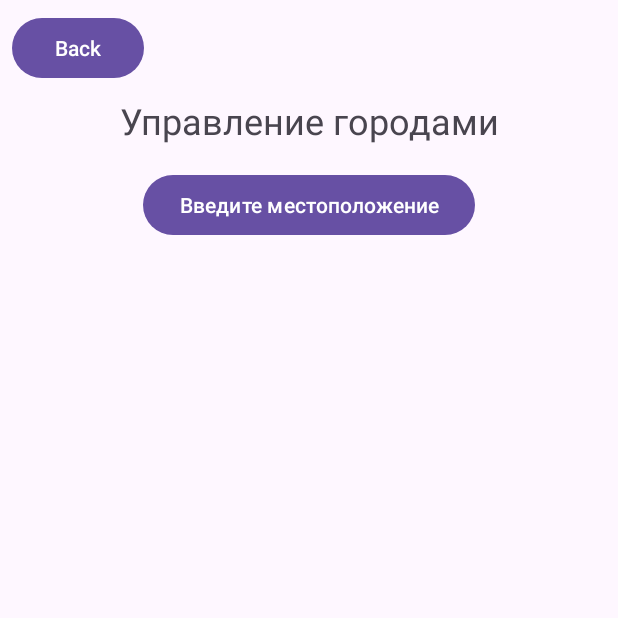
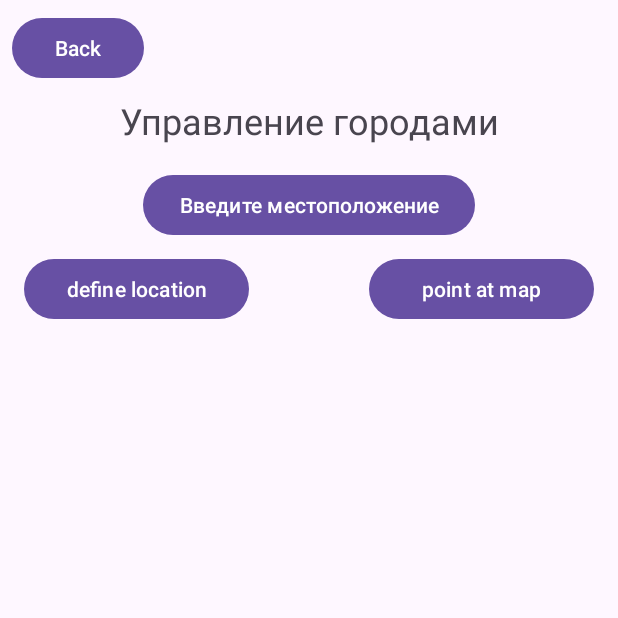
Before and after one commit to MaslovAleksei/CommonWeather, an Android app: the screen it shows after launch (MainActivity), after a tap on an icon or button, on a phone screen of 412 x 824 dp, the top half of it. Run offline under Robolectric (Android 15) with nearby library versions, the light colour scheme and no system bars; our stand-ins replace Dagger/Hilt's generated code, Picasso, Room's generated code; pictures from the network do not load; 9 statements that could not run were skipped.

Commit message:
add define of location

```diff
--- a/app/src/main/AndroidManifest.xml
+++ b/app/src/main/AndroidManifest.xml
@@ -3,6 +3,9 @@
     xmlns:tools="http://schemas.android.com/tools">
 
     <uses-permission android:name="android.permission.INTERNET"/>
+    <uses-permission android:name="android.permission.ACCESS_FINE_LOCATION"/>
+    <uses-permission android:name="android.permission.ACCESS_COARSE_LOCATION"/>
+
     <application
         android:name=".app.WeatherApp"
         android:allowBackup="true"
--- a/app/src/main/java/com/margarin/commonweather/ui/screens/MainActivity.kt
+++ b/app/src/main/java/com/margarin/commonweather/ui/screens/MainActivity.kt
@@ -1,5 +1,6 @@
 package com.margarin.commonweather.ui.screens
 
+import android.Manifest
 import android.content.Context
 import androidx.appcompat.app.AppCompatActivity
 import android.os.Bundle
@@ -7,6 +8,7 @@ import androidx.datastore.core.DataStore
 import androidx.datastore.preferences.core.Preferences
 import androidx.datastore.preferences.preferencesDataStore
 import com.margarin.commonweather.R
+import com.margarin.commonweather.utils.LocationManager
 
 val Context.dataStore: DataStore<Preferences> by preferencesDataStore(name = "settings")
 
@@ -15,5 +17,13 @@ class MainActivity : AppCompatActivity() {
     override fun onCreate(savedInstanceState: Bundle?) {
         super.onCreate(savedInstanceState)
         setContentView(R.layout.activity_main)
+        checkPermission()
+    }
+
+    fun checkPermission() {
+        LocationManager(this).locationPermissionRequest.launch(arrayOf(
+            Manifest.permission.ACCESS_FINE_LOCATION,
+            Manifest.permission.ACCESS_COARSE_LOCATION
+        ))
     }
 }
--- a/app/src/main/java/com/margarin/commonweather/ui/screens/MainFragment.kt
+++ b/app/src/main/java/com/margarin/commonweather/ui/screens/MainFragment.kt
@@ -45,9 +45,7 @@ class MainFragment : Fragment() {
 
     override fun onCreate(savedInstanceState: Bundle?) {
         super.onCreate(savedInstanceState)
-        lifecycleScope.launch {
-            location = readFromDataStore(LOCATION) ?: UNDEFINED_LOCATION
-        }
+        getLastLocationFromDataStore()
         initViewModel(location)
     }
 
@@ -96,7 +94,12 @@ class MainFragment : Fragment() {
         } else {
             viewModel.initViewModel(location)
         }
+    }
 
+    private fun getLastLocationFromDataStore() {
+        lifecycleScope.launch {
+            location = readFromDataStore(LOCATION) ?: UNDEFINED_LOCATION
+        }
     }
 
     private fun setOnClickListeners() {
--- /dev/null
+++ b/app/src/main/java/com/margarin/commonweather/utils/LocationManager.kt
@@ -0,0 +1,30 @@
+package com.margarin.commonweather.utils
+
+import android.Manifest
+import androidx.activity.result.contract.ActivityResultContracts
+import androidx.appcompat.app.AppCompatActivity
+import javax.inject.Inject
+
+class LocationManager @Inject constructor (
+    activity: AppCompatActivity
+) {
+
+    val locationPermissionRequest = activity.registerForActivityResult(
+        ActivityResultContracts.RequestMultiplePermissions()
+    ) { permissions ->
+        when {
+            permissions.getOrDefault(Manifest.permission.ACCESS_FINE_LOCATION, false) -> {
+
+            }
+
+            permissions.getOrDefault(Manifest.permission.ACCESS_COARSE_LOCATION, false) -> {
+
+
+            }
+
+            else -> {
+
+            }
+        }
+    }
+}
--- a/app/src/main/res/layout/fragment_city_list.xml
+++ b/app/src/main/res/layout/fragment_city_list.xml
@@ -41,9 +41,29 @@
         android:id="@+id/rv_city_list"
         android:layout_width="0dp"
         android:layout_height="0dp"
-        android:layout_marginTop="16dp"
+        android:layout_marginTop="8dp"
         app:layout_constraintBottom_toBottomOf="parent"
         app:layout_constraintEnd_toEndOf="parent"
         app:layout_constraintStart_toStartOf="parent"
+        app:layout_constraintTop_toBottomOf="@+id/b_define_loc" />
+
+    <Button
+        android:id="@+id/b_define_loc"
+        android:layout_width="150dp"
+        android:layout_height="wrap_content"
+        android:layout_marginStart="16dp"
+        android:layout_marginTop="8dp"
+        android:text="define location"
+        app:layout_constraintStart_toStartOf="parent"
         app:layout_constraintTop_toBottomOf="@+id/b_input_location" />
+
+    <Button
+        android:id="@+id/b_point"
+        android:layout_width="150dp"
+        android:layout_height="wrap_content"
+        android:layout_marginEnd="16dp"
+        android:text="point at map"
+        app:layout_constraintBottom_toBottomOf="@+id/b_define_loc"
+        app:layout_constraintEnd_toEndOf="parent"
+        app:layout_constraintTop_toTopOf="@+id/b_define_loc" />
 </androidx.constraintlayout.widget.ConstraintLayout>
```
Also changed, not shown: app/src/main/java/com/margarin/commonweather/ui/screens/CityListFragment.kt (+73 -5 lines).
